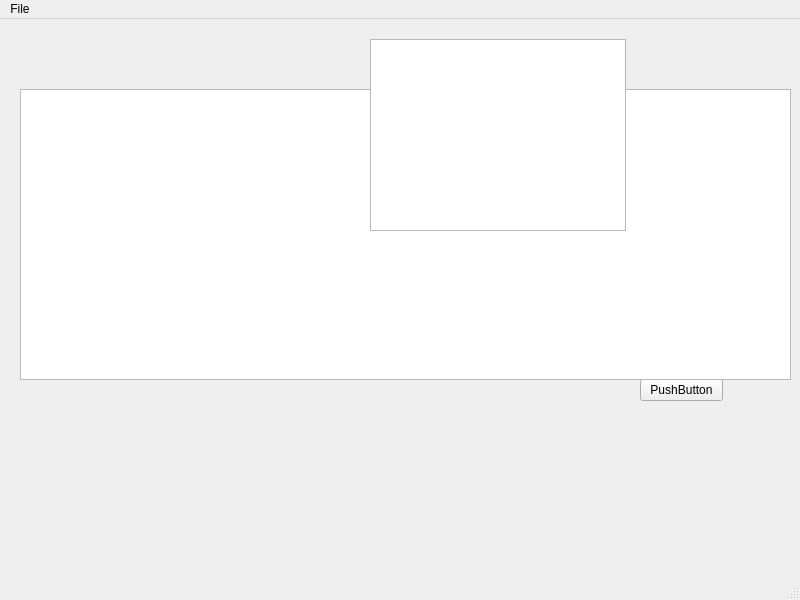
devfabiosilva/Solda, file src/ui/mainwindow.ui: the form before one commit.
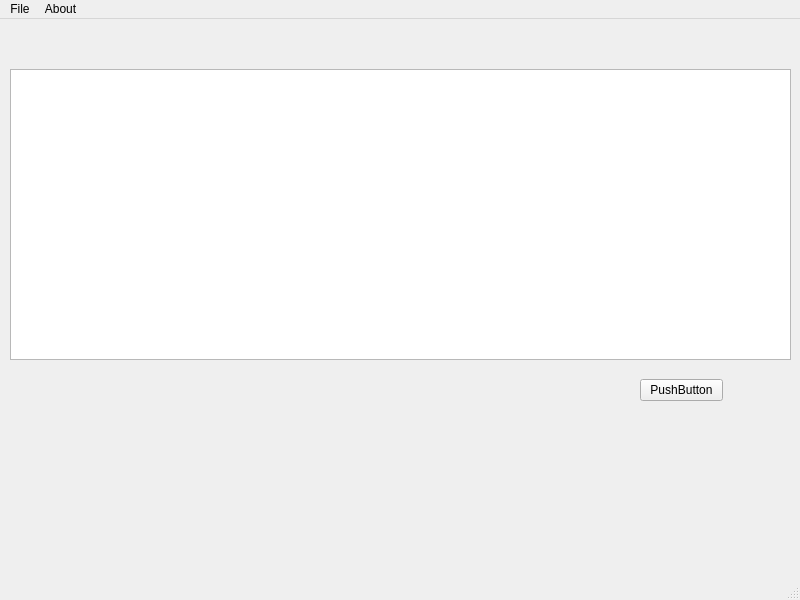
The form after the commit. Icons and pictures are not drawn.

Commit message: Add about box

```diff
--- a/src/ui/mainwindow.ui
+++ b/src/ui/mainwindow.ui
@@ -30,9 +30,9 @@
    <widget class="QTableView" name="tableView">
     <property name="geometry">
      <rect>
-      <x>20</x>
-      <y>70</y>
-      <width>771</width>
+      <x>10</x>
+      <y>50</y>
+      <width>781</width>
       <height>291</height>
      </rect>
     </property>
@@ -40,19 +40,6 @@
      <string>&lt;html&gt;&lt;head/&gt;&lt;body&gt;&lt;p&gt;&lt;span style=&quot; font-size:18pt; font-weight:700;&quot;&gt;Lista de técnicos&lt;/span&gt;&lt;/p&gt;&lt;p&gt;&lt;br/&gt;&lt;/p&gt;&lt;p&gt;Lista técnicos, clientes e reparos&lt;/p&gt;&lt;/body&gt;&lt;/html&gt;</string>
     </property>
    </widget>
-   <widget class="QTreeView" name="treeView">
-    <property name="geometry">
-     <rect>
-      <x>370</x>
-      <y>20</y>
-      <width>256</width>
-      <height>192</height>
-     </rect>
-    </property>
-    <property name="toolTip">
-     <string>&lt;html&gt;&lt;head/&gt;&lt;body&gt;&lt;p&gt;&lt;span style=&quot; font-size:18pt; font-weight:700;&quot;&gt;Lista de técnicos&lt;/span&gt;&lt;/p&gt;&lt;p&gt;&lt;br/&gt;&lt;/p&gt;&lt;p&gt;Lista técnicos, clientes e reparos&lt;/p&gt;&lt;/body&gt;&lt;/html&gt;</string>
-    </property>
-   </widget>
   </widget>
   <widget class="QMenuBar" name="menubar">
    <property name="geometry">
@@ -70,7 +57,13 @@
     <addaction name="separator"/>
     <addaction name="actionOpen_Database"/>
    </widget>
+   <widget class="QMenu" name="menuAbout">
+    <property name="title">
+     <string>About</string>
+    </property>
+   </widget>
    <addaction name="menuFile"/>
+   <addaction name="menuAbout"/>
   </widget>
   <widget class="QStatusBar" name="statusbar"/>
   <action name="actionOpen_Database">
```
Left out of the diff: 3 changed lines with no effect on the pictures. The commit also changes 8 other files.
